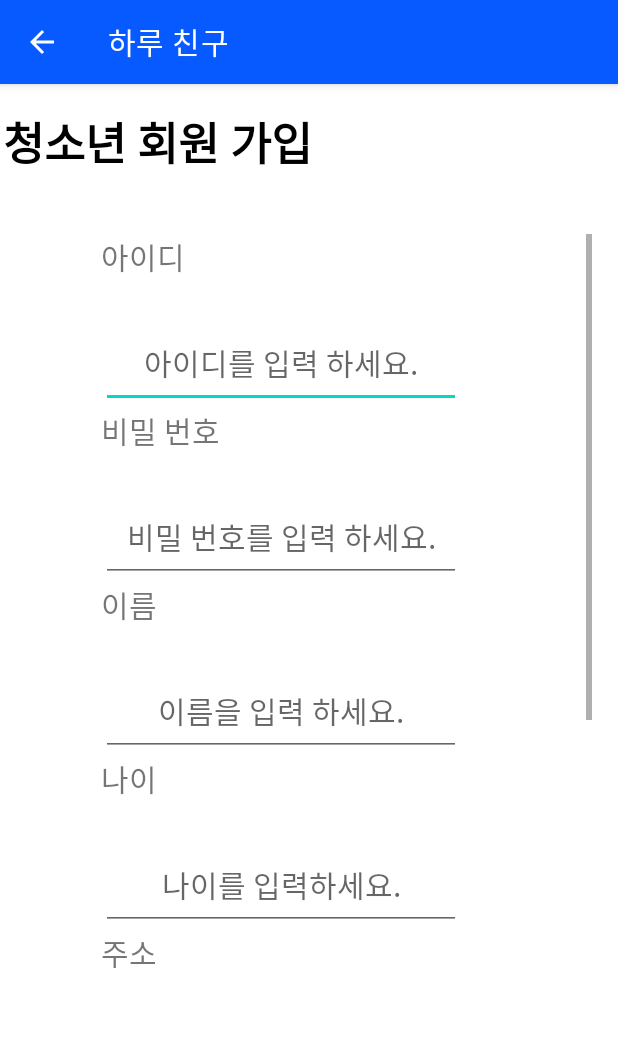
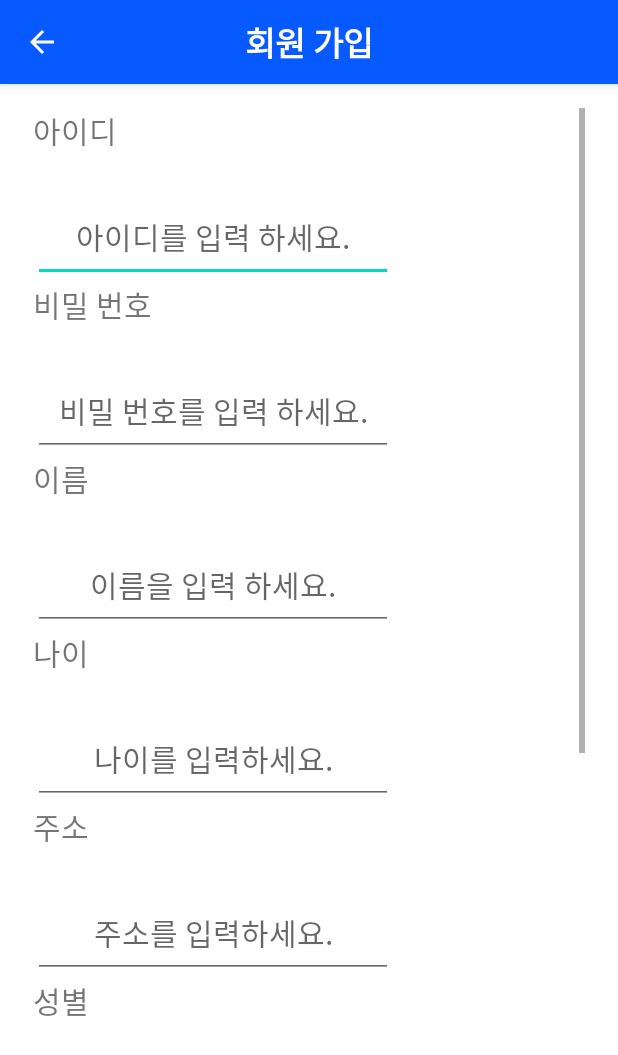
Before and after one commit to junghyunsoo24/portfolio-teenager-emotion-app, an Android app: the LoginActivity screen opened directly, with no data from a screen before it, after a tap on "회원가입", on a phone screen of 412 x 824 dp. Shown: the top 1055 px of the screen. Run offline under Robolectric (Android 15) with nearby library versions, the phone set to English and light mode, and no system bars.

Commit message:
청소년 감정 예방 모니 터링 액션바 ux 개선

```diff
--- a/app/src/main/java/com/example/portfolioteenageremotionpreventapp/LoginActivity.kt
+++ b/app/src/main/java/com/example/portfolioteenageremotionpreventapp/LoginActivity.kt
@@ -4,6 +4,7 @@ import android.content.Intent
 import android.os.Bundle
 import android.util.Log
 import android.widget.Button
+import android.widget.TextView
 import androidx.appcompat.app.ActionBar
 import androidx.appcompat.app.AlertDialog
 import androidx.appcompat.app.AppCompatActivity
@@ -29,9 +30,14 @@ class LoginActivity : AppCompatActivity() {
         setContentView(binding.root)
 
         val actionBar: ActionBar? = supportActionBar
-        if (actionBar != null) {
-            actionBar.setDisplayHomeAsUpEnabled(true)
-        }
+
+        actionBar?.displayOptions = ActionBar.DISPLAY_SHOW_CUSTOM
+        actionBar?.setCustomView(R.layout.actionbar_login)
+
+        val actionBarTitle = actionBar?.customView?.findViewById<TextView>(R.id.actionBarLogin)
+        actionBarTitle?.text = "로그인"
+
+        actionBar?.setDisplayHomeAsUpEnabled(true)
 
         val login: Button = findViewById(R.id.login_btn)
         val join: Button = findViewById(R.id.join_btn)
--- a/app/src/main/java/com/example/portfolioteenageremotionpreventapp/RegisterActivity.kt
+++ b/app/src/main/java/com/example/portfolioteenageremotionpreventapp/RegisterActivity.kt
@@ -6,6 +6,7 @@ import android.util.Log
 import android.widget.AdapterView
 import android.widget.ArrayAdapter
 import android.widget.Spinner
+import android.widget.TextView
 import androidx.appcompat.app.ActionBar
 import androidx.appcompat.app.AlertDialog
 import androidx.appcompat.app.AppCompatActivity
@@ -33,9 +34,14 @@ class RegisterActivity : AppCompatActivity(), AdapterView.OnItemSelectedListener
         setContentView(binding.root)
 
         val actionBar: ActionBar? = supportActionBar
-        if (actionBar != null) {
-            actionBar.setDisplayHomeAsUpEnabled(true)
-        }
+
+        actionBar?.displayOptions = ActionBar.DISPLAY_SHOW_CUSTOM
+        actionBar?.setCustomView(R.layout.actionbar_register)
+
+        val actionBarTitle = actionBar?.customView?.findViewById<TextView>(R.id.actionBarRegister)
+        actionBarTitle?.text = "회원 가입"
+
+        actionBar?.setDisplayHomeAsUpEnabled(true)
 
         val genders = arrayOf("남", "여")
         val spinner = findViewById<Spinner>(R.id.spinner_gender)
--- /dev/null
+++ b/app/src/main/res/layout/actionbar_register.xml
@@ -0,0 +1,13 @@
+<TextView
+    xmlns:android="http://schemas.android.com/apk/res/android"
+    android:id="@+id/actionBarRegister"
+    android:layout_width="wrap_content"
+    android:layout_height="wrap_content"
+    android:textColor="#FFFFFF"
+    android:textSize="22sp"
+    android:textStyle="bold"
+    android:layout_gravity="center"
+    android:layout_marginStart="16dp"
+    android:layout_marginEnd="16dp"
+    android:layout_centerVertical="true"
+    android:layout_centerHorizontal="true"/>
--- a/app/src/main/res/layout/activity_register.xml
+++ b/app/src/main/res/layout/activity_register.xml
@@ -4,31 +4,16 @@
     xmlns:tools="http://schemas.android.com/tools"
     android:layout_width="match_parent"
     android:layout_height="match_parent"
-    tools:context=".RegisterActivity"
-    android:background="#FFFFFF">
-
-    <TextView
-        android:id="@+id/register"
-        android:layout_width="278dp"
-        android:layout_height="64dp"
-        android:layout_marginTop="16dp"
-        android:text="청소년 회원 가입"
-        android:textColor="#000000"
-        android:textSize="30sp"
-        android:textStyle="bold"
-        app:layout_constraintEnd_toEndOf="parent"
-        app:layout_constraintHorizontal_bias="0.015"
-        app:layout_constraintStart_toStartOf="parent"
-        app:layout_constraintTop_toTopOf="parent" />
+    android:background="#FFFFFF"
+    tools:context=".RegisterActivity">
 
     <ScrollView
-        android:layout_width="327dp"
-        android:layout_height="527dp"
-        android:layout_marginTop="20dp"
+        android:layout_width="368dp"
+        android:layout_height="607dp"
+        android:layout_marginTop="16dp"
         app:layout_constraintEnd_toEndOf="parent"
-        app:layout_constraintHorizontal_bias="0.797"
         app:layout_constraintStart_toStartOf="parent"
-        app:layout_constraintTop_toBottomOf="@+id/register">
+        app:layout_constraintTop_toTopOf="parent">
 
         <LinearLayout
             android:layout_width="match_parent"
@@ -181,6 +166,7 @@
                 android:layout_width="275dp"
                 android:layout_height="64dp"
                 android:text="회원 가입"
+                android:layout_gravity="center"
                 android:textSize="24sp"
                 tools:layout_editor_absoluteX="68dp"
                 tools:layout_editor_absoluteY="633dp" />
--- a/app/src/main/res/layout/activity_select.xml
+++ b/app/src/main/res/layout/activity_select.xml
@@ -43,7 +43,7 @@
         android:background="#075AFF"
         android:layout_marginBottom="32dp"
         android:padding="12dp"
-        android:text="AI 채팅 하기"
+        android:text="AI 채팅"
         android:textColor="#FFFFFF"
         android:textSize="24sp"
         android:textStyle="bold"/>
@@ -54,7 +54,7 @@
         android:layout_height="wrap_content"
         android:background="#075AFF"
         android:padding="12dp"
-        android:text="전문가 채팅 하기"
+        android:text="전문가 채팅"
         android:textColor="#FFFFFF"
         android:textSize="24sp"
         android:textStyle="bold" />
```
Also changed, not shown: app/src/main/java/com/example/portfolioteenageremotionpreventapp/ChatBotActivity.kt (+9 -3 lines), app/src/main/java/com/example/portfolioteenageremotionpreventapp/MyPageActivity.kt (+9 -3 lines), app/src/main/res/layout/actionbar_chatbot.xml (added, +13 -0 lines), app/src/main/res/layout/actionbar_login.xml (added, +13 -0 lines), app/src/main/res/layout/actionbar_mypage.xml (added, +13 -0 lines), app/src/main/res/layout/activity_chatbot.xml (+11 -12 lines), app/src/main/res/layout/activity_login.xml (+2 -16 lines), app/src/main/res/layout/activity_mypage.xml (+5 -17 lines).
